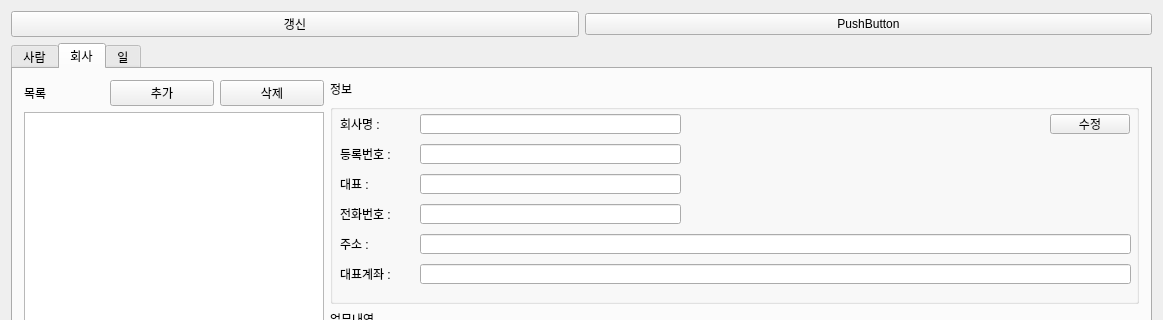
The window that src/mainwindow.ui (Hyuntae-Lee/HuResMgr) describes before a commit, drawn with Qt 5; both pictures show x 0 to 1163 and y 0 to 320 of the 1163 by 673 pixel window.
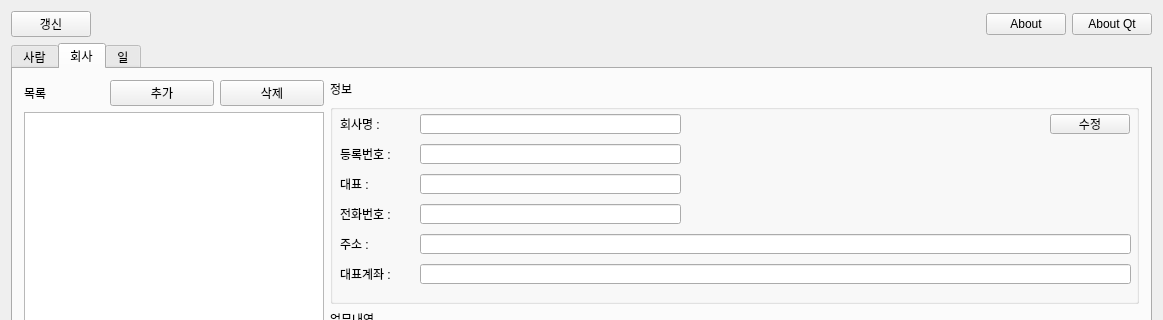
The same window after the commit.

Commit message: pay 숫자로 입력되도록 함. about qt 추가

```diff
--- a/src/mainwindow.ui
+++ b/src/mainwindow.ui
@@ -31,9 +31,29 @@
        </widget>
       </item>
       <item>
-       <widget class="QPushButton" name="pushButton">
+       <spacer name="horizontalSpacer_5">
+        <property name="orientation">
+         <enum>Qt::Horizontal</enum>
+        </property>
+        <property name="sizeHint" stdset="0">
+         <size>
+          <width>40</width>
+          <height>20</height>
+         </size>
+        </property>
+       </spacer>
+      </item>
+      <item>
+       <widget class="QPushButton" name="pushButton_about">
         <property name="text">
-         <string>PushButton</string>
+         <string>About</string>
+        </property>
+       </widget>
+      </item>
+      <item>
+       <widget class="QPushButton" name="pushButton_aboutQt">
+        <property name="text">
+         <string>About Qt</string>
         </property>
        </widget>
       </item>
```
The commit also changes 9 other files.
